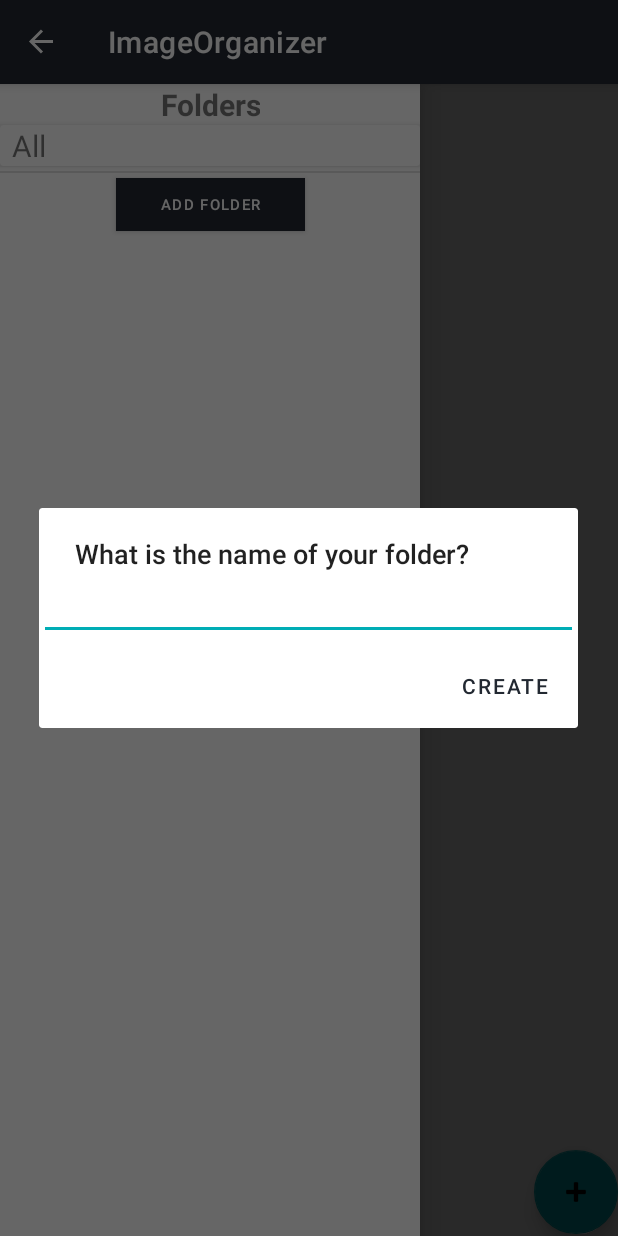
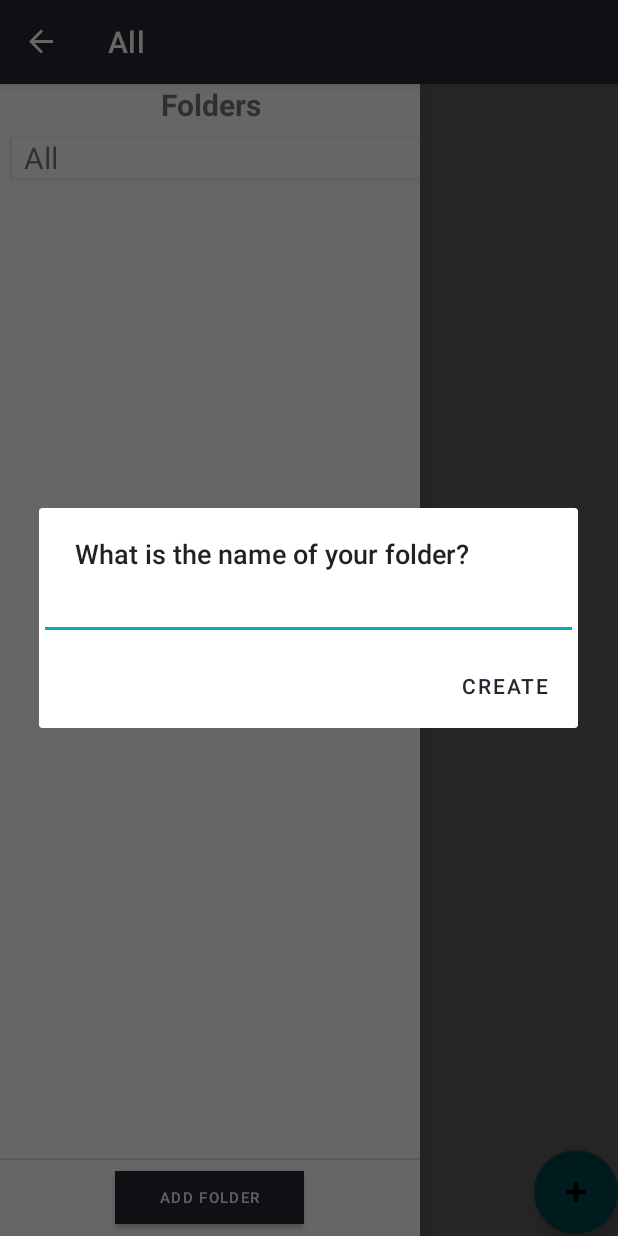
Before and after one commit to rigloo/Image-Organizer, an Android app: the screen it shows after launch (MainActivity), after a tap on "ADD FOLDER", on a phone screen of 412 x 824 dp. Run offline under Robolectric (Android 15) with nearby library versions, the phone set to English and light mode, and no system bars; our stand-ins replace Room's generated code, Timber; 2 other taps on this screen came first.

Commit message:
Working app. All it needs is the ability to change the title and a bit of testing and it should be good for production release

```diff
--- a/app/src/main/java/com/rigosapps/imageorganizer/MainActivity.kt
+++ b/app/src/main/java/com/rigosapps/imageorganizer/MainActivity.kt
@@ -1,28 +1,34 @@
 package com.rigosapps.imageorganizer
+
 
 import android.app.Activity
 import android.content.Intent
+import android.icu.util.UniversalTimeScale.toLong
 import android.os.Bundle
 import android.text.InputType
 import android.view.MenuItem
 import android.widget.EditText
+import android.widget.Toast
 import androidx.appcompat.app.ActionBarDrawerToggle
 import androidx.appcompat.app.AlertDialog
 import androidx.appcompat.app.AppCompatActivity
 import androidx.lifecycle.ViewModelProvider
+import androidx.recyclerview.widget.LinearLayoutManager
+import com.rigosapps.imageorganizer.adapters.FolderAdapter
 import com.rigosapps.imageorganizer.databinding.ActivityMainBinding
-import com.rigosapps.imageorganizer.helpers.TimeHelper
 import com.rigosapps.imageorganizer.model.Folder
-import com.rigosapps.imageorganizer.model.ImageItem
 import com.rigosapps.imageorganizer.screens.HomeFragment
+import com.rigosapps.imageorganizer.viewModels.FolderViewModel
 import com.rigosapps.imageorganizer.viewModels.ItemViewModel
 import timber.log.Timber
 
 
 class MainActivity : AppCompatActivity() {
     private lateinit var itemViewModel: ItemViewModel
+    private lateinit var folderViewModel: FolderViewModel
     private lateinit var binding: ActivityMainBinding
     private lateinit var actionBarDrawerToggle: ActionBarDrawerToggle
+
 
     override fun onCreate(savedInstanceState: Bundle?) {
         super.onCreate(savedInstanceState)
@@ -38,16 +44,38 @@ class MainActivity : AppCompatActivity() {
             val mainFragment = HomeFragment.newInstance()
 
             // 2
-            val fragmentContainerViewId: Int = binding.detailContainer.id
+            val fragmentContainerViewId: Int = binding.homeContainer.id
             supportFragmentManager.beginTransaction().replace(fragmentContainerViewId, mainFragment)
                 .commitNow()
         }
+        binding.customDrawer.allCard.setOnClickListener() {
+            setTitle("All")
+            itemViewModel.getAllData()
+            supportFragmentManager.beginTransaction()
+                .replace(binding.homeContainer.id, HomeFragment.newInstance())
+                .commitNow()
 
+        }
 
         binding.customDrawer.addFolderButton.setOnClickListener() {
             showCreateFolderDialog()
 
         }
+
+        folderViewModel = ViewModelProvider(this).get(FolderViewModel::class.java)
+        //setTitle(folderViewModel.getFolder(id).folderName)
+
+        val folderAdapter = FolderAdapter(::onFolderClick, ::onDelete)
+        binding.customDrawer.folderList.adapter = folderAdapter
+        binding.customDrawer.folderList.layoutManager = LinearLayoutManager(this)
+        folderViewModel.readAllData.observe(this) { folderItems ->
+            folderAdapter.setData(folderItems)
+
+        }
+
+
+            setTitle("All")
+
 
         val drawerLayout = binding.myDrawerLayout
         actionBarDrawerToggle =
@@ -73,6 +101,55 @@ class MainActivity : AppCompatActivity() {
         }
     }
 
+    private fun onFolderClick(id: Long) {
+        itemViewModel.getEntriesByFolder(id)
+        setTitle(folderViewModel.getFolder(id).folderName)
+        supportFragmentManager.beginTransaction()
+            .replace(binding.homeContainer.id, HomeFragment.newInstance())
+            .commitNow()
+
+
+    }
+
+    private fun onDelete(folder: Folder) {
+
+
+        val dialogTitle = getString(R.string.delete_confirm)
+        val positiveButtonTitle = getString(R.string.yes_delete)
+        val negativeButtonTitle = getString(R.string.no_delete)
+// 2
+        val builder = AlertDialog.Builder(this)
+
+
+        builder.setTitle(dialogTitle)
+
+
+// 3
+        builder.setPositiveButton(positiveButtonTitle) { dialog, _ ->
+
+
+            itemViewModel.deleteImageItemByFolder(folder.key)
+            folderViewModel.deleteFolder(folder)
+
+
+            dialog.dismiss()
+            Toast.makeText(
+                this,
+                "Deleted",
+                Toast.LENGTH_SHORT
+            ).show()
+        }
+
+        builder.setNegativeButton(negativeButtonTitle) { dialog, _ ->
+
+            dialog.dismiss()
+        }
+// 4
+        builder.create().show()
+
+    }
+
+
     override fun onOptionsItemSelected(item: MenuItem): Boolean {
         return if (actionBarDrawerToggle.onOptionsItemSelected(item)) {
             true
@@ -94,7 +171,7 @@ class MainActivity : AppCompatActivity() {
 
 
     private fun showCreateFolderDialog() {
-        // 1
+        1
         val dialogTitle = getString(R.string.name_of_folder)
         val positiveButtonTitle = getString(R.string.create_list)
 // 2
@@ -103,7 +180,6 @@ class MainActivity : AppCompatActivity() {
         folderTitleText.inputType = InputType.TYPE_CLASS_TEXT
         builder.setTitle(dialogTitle)
         builder.setView(folderTitleText)
-        lateinit var imageItem: ImageItem
 
 
 // 3
@@ -112,6 +188,7 @@ class MainActivity : AppCompatActivity() {
                 0,
                 folderTitleText.text.toString(),
             )
+            folderViewModel.addFolder(folder)
 
 
             dialog.dismiss()
@@ -126,6 +203,7 @@ class MainActivity : AppCompatActivity() {
     companion object {
         const val INTENT_LIST_KEY = "imageItem"
         const val LIST_DETAIL_REQUEST_CODE = 10
+        const val FOLDER_ID = "folder_id"
     }
 
 }
--- a/app/src/main/java/com/rigosapps/imageorganizer/db/folder/FolderDao.kt
+++ b/app/src/main/java/com/rigosapps/imageorganizer/db/folder/FolderDao.kt
@@ -20,6 +20,8 @@ interface FolderDao {
     @Update(onConflict = OnConflictStrategy.IGNORE)
     fun updateFolder(folder: Folder)
 
+
+
     @Delete
     fun deleteFolder(folder: Folder)
 
--- a/app/src/main/java/com/rigosapps/imageorganizer/db/imageItem/ImageItemDao.kt
+++ b/app/src/main/java/com/rigosapps/imageorganizer/db/imageItem/ImageItemDao.kt
@@ -13,6 +13,9 @@ interface ImageItemDao {
     @Query("SELECT * FROM ImageItem WHERE key = :imageItemId")
     fun loadImageItem(imageItemId: Long): ImageItem
 
+    @Query("SELECT * FROM ImageItem WHERE folderId = :folderId")
+    fun getImageItemsByFolder(folderId: Long): LiveData<List<ImageItem>>
+
     @Insert(onConflict = OnConflictStrategy.IGNORE)
     fun insertImageItem(imageItem: ImageItem): Long
 
@@ -22,4 +25,9 @@ interface ImageItemDao {
     @Delete
     fun deleteImageItem(imageItem: ImageItem)
 
+    @Query("DELETE FROM ImageItem WHERE folderId = :folderId")
+    fun deleteByFolderId(folderId: Long)
+
+
+
 }
--- a/app/src/main/java/com/rigosapps/imageorganizer/screens/HomeFragment.kt
+++ b/app/src/main/java/com/rigosapps/imageorganizer/screens/HomeFragment.kt
@@ -13,9 +13,9 @@ import androidx.lifecycle.ViewModelProvider
 import androidx.recyclerview.widget.ItemTouchHelper
 import androidx.recyclerview.widget.LinearLayoutManager
 import androidx.recyclerview.widget.RecyclerView
-import com.rigosapps.imageorganizer.adapters.ItemAdapter
 import com.rigosapps.imageorganizer.MainActivity
 import com.rigosapps.imageorganizer.R
+import com.rigosapps.imageorganizer.adapters.ItemAdapter
 import com.rigosapps.imageorganizer.databinding.FragmentHomeBinding
 import com.rigosapps.imageorganizer.helpers.TimeHelper
 import com.rigosapps.imageorganizer.model.ImageItem
@@ -31,7 +31,7 @@ information and displays it using a RecyclerView list
 class HomeFragment : Fragment() {
 
     lateinit var binding: FragmentHomeBinding
-    lateinit var viewModel: ItemViewModel
+    lateinit var itemViewModel: ItemViewModel
 
 
     companion object {
@@ -52,14 +52,17 @@ class HomeFragment : Fragment() {
         binding = FragmentHomeBinding.inflate(inflater, container, false)
 
 
-        viewModel = ViewModelProvider(requireActivity()).get(ItemViewModel::class.java)
+        itemViewModel = ViewModelProvider(requireActivity()).get(ItemViewModel::class.java)
+
+//        val args = arguments
+//        val index = args!!.getLong(MainActivity.FOLDER_ID, -)
 
 
-        val adapter = ItemAdapter(::onItemClick)
-        binding.homeList.adapter = adapter
+        val itemAdapter = ItemAdapter(::onItemClick)
+        binding.homeList.adapter = itemAdapter
         binding.homeList.layoutManager = LinearLayoutManager(requireContext())
-        viewModel.readAllData.observe(viewLifecycleOwner) { imageItems ->
-            adapter.setData(imageItems)
+        itemViewModel.readData.observe(viewLifecycleOwner) { imageItems ->
+            itemAdapter.setData(imageItems)
 
         }
 
@@ -88,7 +91,7 @@ class HomeFragment : Fragment() {
 
                     Timber.e("Getting ItemId ${viewHolder.adapterPosition}")
 
-                    viewModel.deleteImageItem(adapter.getItembyPosition(viewHolder.adapterPosition))
+                    itemViewModel.deleteImageItem(itemAdapter.getItembyPosition(viewHolder.adapterPosition))
                     Toast.makeText(
                         requireActivity(),
                         "Deleted",
@@ -129,10 +132,11 @@ class HomeFragment : Fragment() {
                 "null",
                 listTitleEditText.text.toString(),
                 TimeHelper.getStringfromDate(TimeHelper.getCurrentTime()),
-                ""
+                "",
+                itemViewModel.currentFolderId
             )
 
-           val id = viewModel.addItem(
+            val id = itemViewModel.addItem(
                 imageItem
             )
             dialog.dismiss()
--- a/app/src/main/java/com/rigosapps/imageorganizer/viewModels/ItemViewModel.kt
+++ b/app/src/main/java/com/rigosapps/imageorganizer/viewModels/ItemViewModel.kt
@@ -16,15 +16,20 @@ import timber.log.Timber
 class ItemViewModel(application: Application) : AndroidViewModel(application) {
 
 
-    val readAllData: LiveData<List<ImageItem>>
+    var readData: LiveData<List<ImageItem>>
     private val repository: ImageItemRepository
+
+    //lateinit var dataByFolder: LiveData<List<ImageItem>>
+    var currentFolderId: Long
 
 
     init {
 
         val imageItemDao = ImageItemDatabase.getInstance(application).imageItemDao()
         repository = ImageItemRepository(imageItemDao)
-        readAllData = repository.readAllData
+        readData = repository.readAllData
+
+        currentFolderId = -1
 
     }
 
@@ -44,6 +49,32 @@ class ItemViewModel(application: Application) : AndroidViewModel(application) {
         }
         Timber.e("New id $id")
         return id!!
+
+
+    }
+
+    fun getAllData() {
+
+
+        currentFolderId = -1
+        readData = repository.readAllData
+        Timber.e("Got all data with values ${readData.value}")
+
+    }
+
+    fun getEntriesByFolder(folderId: Long) {
+        currentFolderId = folderId
+
+        val job = viewModelScope.async(Dispatchers.IO) {
+
+            readData = repository.getImagesByFolder(folderId)
+
+        }
+        runBlocking {
+            job.join()
+        }
+
+        Timber.e("Got all data with folder $folderId and value ${readData.value}")
 
 
     }
@@ -68,6 +99,16 @@ class ItemViewModel(application: Application) : AndroidViewModel(application) {
 
     }
 
+    fun deleteImageItemByFolder(folderId: Long) {
+
+        viewModelScope.launch(Dispatchers.IO) {
+
+            repository.deleteImagesByFolder(folderId)
+        }
+
+
+    }
+
     fun getImageItem(id: Long): ImageItem {
         lateinit var imageItem: ImageItem
         val job = viewModelScope.launch(Dispatchers.IO) {
--- a/app/src/main/res/layout/activity_main.xml
+++ b/app/src/main/res/layout/activity_main.xml
@@ -15,7 +15,7 @@
 
     <FrameLayout xmlns:android="http://schemas.android.com/apk/res/android"
         xmlns:tools="http://schemas.android.com/tools"
-        android:id="@+id/detail_Container"
+        android:id="@+id/home_container"
         android:layout_width="match_parent"
         android:layout_height="match_parent"
         tools:context=".MainActivity" />
--- a/app/src/main/res/layout/custom_drawer.xml
+++ b/app/src/main/res/layout/custom_drawer.xml
@@ -20,7 +20,7 @@
     xmlns:tools="http://schemas.android.com/tools"
     android:id="@+id/drawer"
     android:layout_width="match_parent"
-    android:layout_height="wrap_content"
+    android:layout_height="match_parent"
 
     app:layout_constraintStart_toStartOf="parent"
     app:layout_constraintTop_toTopOf="parent">
@@ -28,6 +28,7 @@
 
     <TextView
         android:id="@+id/all_button"
+
         android:layout_width="wrap_content"
         android:layout_height="wrap_content"
         android:text="Folders"
@@ -40,21 +41,25 @@
 
     <androidx.recyclerview.widget.RecyclerView
         android:id="@+id/folderList"
-        android:layout_width="wrap_content"
-        android:layout_height="wrap_content"
+        android:layout_width="match_parent"
+        android:layout_height="0dp"
         android:layout_marginStart="8dp"
+        app:layout_constraintBottom_toTopOf="@+id/add_folder_button"
         app:layout_constraintStart_toStartOf="parent"
-        app:layout_constraintTop_toBottomOf="@+id/cardView3" />
+        app:layout_constraintTop_toBottomOf="@+id/all_card" />
 
     <Button
         android:id="@+id/add_folder_button"
         android:layout_width="126dp"
         android:layout_height="35dp"
         android:layout_marginTop="8dp"
+        android:layout_marginBottom="8dp"
         android:background="@color/blue_theme"
         android:text="Add Folder"
         android:textSize="10sp"
+        app:layout_constraintBottom_toBottomOf="parent"
         app:layout_constraintEnd_toEndOf="parent"
+        app:layout_constraintHorizontal_bias="0.498"
         app:layout_constraintStart_toStartOf="parent"
         app:layout_constraintTop_toBottomOf="@+id/folderList"
         tools:ignore="TextContrastCheck,TouchTargetSizeCheck" />
@@ -63,6 +68,7 @@
         android:id="@+id/divider2"
         android:layout_width="409dp"
         android:layout_height="1dp"
+        android:layout_marginBottom="8dp"
         android:background="?android:attr/listDivider"
         app:layout_constraintBottom_toTopOf="@+id/add_folder_button"
         app:layout_constraintEnd_toEndOf="parent"
@@ -70,9 +76,16 @@
         app:layout_constraintTop_toBottomOf="@+id/folderList" />
 
     <androidx.cardview.widget.CardView
-        android:id="@+id/cardView3"
+        android:id="@+id/all_card"
         android:layout_width="match_parent"
         android:layout_height="wrap_content"
+        android:layout_marginStart="8dp"
+        android:foreground="?android:attr/selectableItemBackground"
+        android:clickable="true"
+
+        android:layout_marginTop="8dp"
+        app:cardElevation="2sp"
+        app:layout_constraintStart_toStartOf="parent"
         app:layout_constraintTop_toBottomOf="@+id/all_button">
 
         <TextView
--- a/app/src/main/res/values/colors.xml
+++ b/app/src/main/res/values/colors.xml
@@ -16,4 +16,6 @@
 
 
 
+
+
 </resources>
--- a/app/src/main/res/values/strings.xml
+++ b/app/src/main/res/values/strings.xml
@@ -3,12 +3,18 @@
 
     <string name="hello_blank_fragment">Hello blank fragment</string>
 
-    <string name="name_of_list">What is the name of your list?</string>
+    <string name="name_of_list">What is the name of your image entry?</string>
     <string name="create_list">Create</string>
     <string name="input_description">Input description...</string>
     <string name="open">Open</string>
     <string name="close">Close</string>
     <string name="name_of_folder">What is the name of your folder?</string>
+    <string name="delete_confirm">Delete this folder? (Note it\'s contents will be gone forever.)</string>
+    <string name="yes_delete">Yes</string>
+    <string name="no_delete">No</string>
+
+
+
 
 
 </resources>
--- a/app/src/main/res/values/themes.xml
+++ b/app/src/main/res/values/themes.xml
@@ -2,15 +2,16 @@
     <!-- Base application theme. -->
     <style name="Theme.ImageOrganizer" parent="Theme.MaterialComponents.DayNight.DarkActionBar">
         <!-- Primary brand color. -->
-        <item name="colorPrimary">#222831</item>
-        <item name="colorPrimaryVariant">#393E46</item>
-        <item name="colorOnPrimary">@color/white</item>
+        <item name="colorPrimary">@color/darkColor</item>
+        <item name="colorPrimaryVariant">@color/notSoDark</item>
+        <item name="colorOnPrimary">@color/lightColor</item>
         <!-- Secondary brand color. -->
-        <item name="colorSecondary">#00ADB5</item>
+        <item name="colorSecondary">@color/blue_theme</item>
         <item name="colorSecondaryVariant">@color/teal_700</item>
         <item name="colorOnSecondary">@color/black</item>
         <!-- Status bar color. -->
         <item name="android:statusBarColor">?attr/colorPrimaryVariant</item>
+        <item name = "android:windowBackground">@color/lightColor</item>
         <!-- Customize your theme here. -->
     </style>
 </resources>
```
Also changed, not shown: app/src/main/java/com/rigosapps/imageorganizer/adapters/FolderAdapter.kt (+9 -9 lines), app/src/main/java/com/rigosapps/imageorganizer/db/imageItem/ImageItemRepository.kt (+8 -0 lines), app/src/main/java/com/rigosapps/imageorganizer/model/ImageItem.kt (+9 -2 lines), app/src/main/java/com/rigosapps/imageorganizer/viewModels/FolderViewModel.kt (+8 -4 lines), app/src/main/res/layout/drawer_item.xml (+7 -1 lines), app/src/main/res/layout/list_item.xml (+3 -4 lines).
